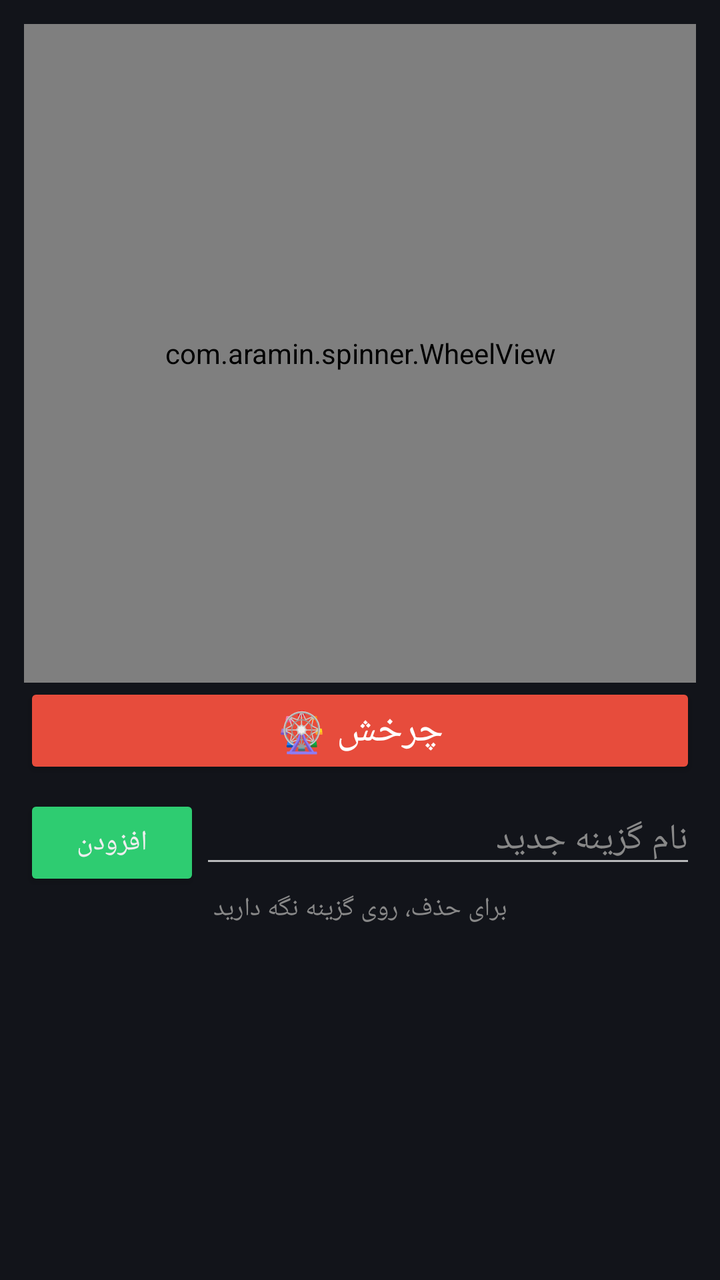
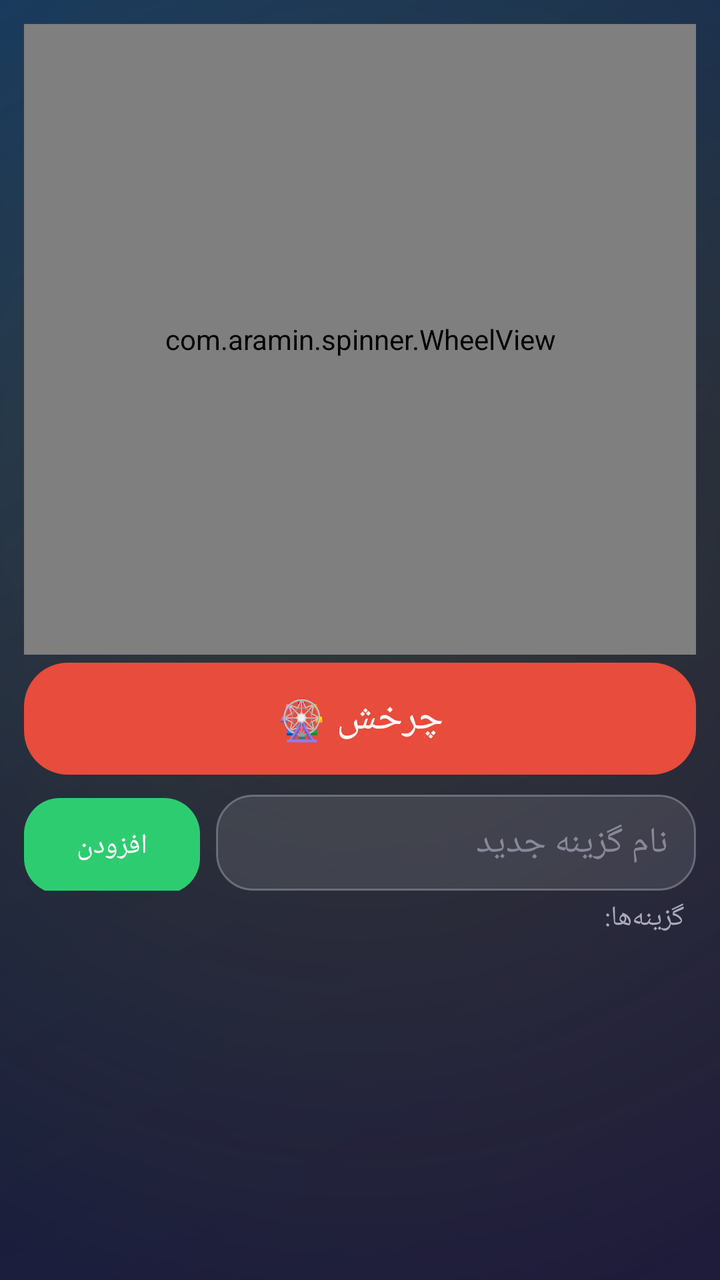

An Android layout rendered at two revisions. The XML below is the earlier revision; the diff shows what the commit changed to produce the second picture.
<!-- AndroidManifest.xml: application theme Theme.Wheel -->
<!-- res/layout/activity_main.xml -->
<?xml version="1.0" encoding="utf-8"?>
<LinearLayout xmlns:android="http://schemas.android.com/apk/res/android"
    android:layout_width="match_parent"
    android:layout_height="match_parent"
    android:orientation="vertical"
    android:background="#12141A"
    android:padding="12dp"
    android:layoutDirection="rtl">

    <com.aramin.spinner.WheelView
        android:id="@+id/wheel"
        android:layout_width="match_parent"
        android:layout_height="0dp"
        android:layout_weight="1" />

    <TextView
        android:id="@+id/tv_result"
        android:layout_width="match_parent"
        android:layout_height="wrap_content"
        android:gravity="center"
        android:textColor="#FFD700"
        android:textSize="26sp"
        android:textStyle="bold"
        android:visibility="gone"
        android:padding="6dp" />

    <Button
        android:id="@+id/btn_spin"
        android:layout_width="match_parent"
        android:layout_height="wrap_content"
        android:text="چرخش 🎡"
        android:textSize="20sp"
        android:backgroundTint="#E74C3C"
        android:textColor="#FFFFFF" />

    <LinearLayout
        android:layout_width="match_parent"
        android:layout_height="wrap_content"
        android:orientation="horizontal"
        android:layoutDirection="rtl"
        android:paddingTop="8dp">

        <EditText
            android:id="@+id/et_add"
            android:layout_width="0dp"
            android:layout_height="wrap_content"
            android:layout_weight="1"
            android:hint="نام گزینه جدید"
            android:textColorHint="#888"
            android:textColor="#EEE"
            android:maxLines="1"
            android:inputType="text" />

        <Button
            android:id="@+id/btn_add"
            android:layout_width="wrap_content"
            android:layout_height="wrap_content"
            android:text="افزودن"
            android:backgroundTint="#2ECC71" />
    </LinearLayout>

    <TextView
        android:layout_width="match_parent"
        android:layout_height="wrap_content"
        android:text="برای حذف، روی گزینه نگه دارید"
        android:textColor="#888"
        android:textSize="13sp"
        android:gravity="center" />

    <ListView
        android:id="@+id/lv_options"
        android:layout_width="match_parent"
        android:layout_height="0dp"
        android:layout_weight="0.5" />
</LinearLayout>
<!-- resources referenced by this layout -->
<resources>
  <style name="Theme.Wheel" parent="Theme.AppCompat.NoActionBar">
          <item name="android:statusBarColor">#12141A</item>
          <item name="android:navigationBarColor">#12141A</item>
          <item name="android:textColor">#EEEEEE</item>
      </style>
</resources>

<!-- the commit's change to res/layout/activity_main.xml (unified diff, before → after) -->
@@ -3,7 +3,7 @@
     android:layout_width="match_parent"
     android:layout_height="match_parent"
     android:orientation="vertical"
-    android:background="#12141A"
+    android:background="@drawable/bg_main"
     android:padding="12dp"
     android:layoutDirection="rtl">
 
@@ -27,49 +27,62 @@
     <Button
         android:id="@+id/btn_spin"
         android:layout_width="match_parent"
-        android:layout_height="wrap_content"
+        android:layout_height="56dp"
         android:text="چرخش 🎡"
         android:textSize="20sp"
-        android:backgroundTint="#E74C3C"
-        android:textColor="#FFFFFF" />
+        android:textColor="#FFFFFF"
+        android:background="@drawable/btn_red"
+        android:stateListAnimator="@null"
+        android:layout_marginTop="4dp" />
 
     <LinearLayout
         android:layout_width="match_parent"
         android:layout_height="wrap_content"
         android:orientation="horizontal"
         android:layoutDirection="rtl"
-        android:paddingTop="8dp">
+        android:paddingTop="10dp"
+        android:paddingBottom="4dp">
 
         <EditText
             android:id="@+id/et_add"
             android:layout_width="0dp"
-            android:layout_height="wrap_content"
+            android:layout_height="48dp"
             android:layout_weight="1"
             android:hint="نام گزینه جدید"
-            android:textColorHint="#888"
+            android:textColorHint="#889"
             android:textColor="#EEE"
+            android:background="@drawable/bg_edit"
+            android:paddingStart="14dp"
+            android:paddingEnd="14dp"
             android:maxLines="1"
             android:inputType="text" />
 
         <Button
             android:id="@+id/btn_add"
             android:layout_width="wrap_content"
-            android:layout_height="wrap_content"
+            android:layout_height="48dp"
             android:text="افزودن"
-            android:backgroundTint="#2ECC71" />
+            android:textColor="#FFFFFF"
+            android:background="@drawable/btn_green"
+            android:stateListAnimator="@null"
+            android:layout_marginStart="8dp" />
     </LinearLayout>
 
     <TextView
         android:layout_width="match_parent"
         android:layout_height="wrap_content"
-        android:text="برای حذف، روی گزینه نگه دارید"
-        android:textColor="#888"
-        android:textSize="13sp"
-        android:gravity="center" />
+        android:text="گزینه‌ها:"
+        android:textColor="#AAB"
+        android:textSize="14sp"
+        android:paddingStart="6dp"
+        android:paddingBottom="2dp" />
 
     <ListView
         android:id="@+id/lv_options"
         android:layout_width="match_parent"
         android:layout_height="0dp"
-        android:layout_weight="0.5" />
+        android:layout_weight="0.5"
+        android:divider="@null"
+        android:dividerHeight="0dp"
+        android:paddingBottom="8dp" />
 </LinearLayout>
<!-- resource entries referenced after the edit -->
@@ -1,9 +1,58 @@
 <!-- resources referenced by this layout -->
 <resources>
+  <!-- drawable bg_edit (drawable) -->
+  <?xml version="1.0" encoding="utf-8"?>
+  <shape xmlns:android="http://schemas.android.com/apk/res/android"
+      android:shape="rectangle">
+      <solid android:color="#1AFFFFFF" />
+      <corners android:radius="18dp" />
+      <stroke android:width="1dp" android:color="#44FFFFFF" />
+  </shape>
+  <!-- drawable bg_main (drawable) -->
+  <?xml version="1.0" encoding="utf-8"?>
+  <layer-list xmlns:android="http://schemas.android.com/apk/res/android">
+      <item android:drawable="@drawable/bg_gradient" />
+      
+      <item>
+          <shape android:shape="rectangle">
+              <gradient
+                  android:type="radial"
+                  android:gradientRadius="420dp"
+                  android:centerX="0.5" android:centerY="0.38"
+                  android:startColor="#26F1C40F"
+                  android:endColor="#00000000" />
+          </shape>
+      </item>
+  </layer-list>
+  <!-- drawable btn_green (drawable) -->
+  <?xml version="1.0" encoding="utf-8"?>
+  <shape xmlns:android="http://schemas.android.com/apk/res/android"
+      android:shape="rectangle">
+      <solid android:color="#2ECC71" />
+      <corners android:radius="18dp" />
+  </shape>
+  <!-- drawable btn_red (drawable) -->
+  <?xml version="1.0" encoding="utf-8"?>
+  <shape xmlns:android="http://schemas.android.com/apk/res/android"
+      android:shape="rectangle">
+      <solid android:color="#E74C3C" />
+      <corners android:radius="22dp" />
+  </shape>
   <style name="Theme.Wheel" parent="Theme.AppCompat.NoActionBar">
           <item name="android:statusBarColor">#12141A</item>
           <item name="android:navigationBarColor">#12141A</item>
           <item name="android:textColor">#EEEEEE</item>
       </style>
+  <!-- drawable bg_gradient (drawable) -->
+  <?xml version="1.0" encoding="utf-8"?>
+  <shape xmlns:android="http://schemas.android.com/apk/res/android"
+      android:shape="rectangle">
+      <gradient
+          android:type="linear"
+          android:angle="135"
+          android:startColor="#1F1B3A"
+          android:centerColor="#16213E"
+          android:endColor="#0F3460" />
+  </shape>
 </resources>
 
